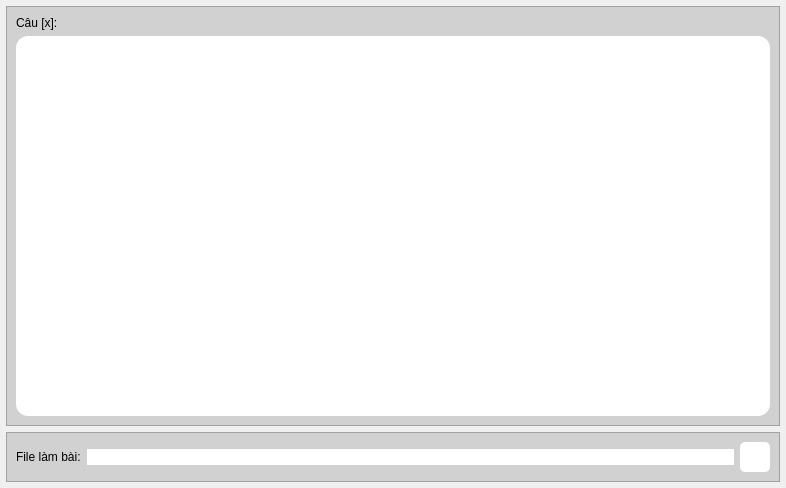
The window that UI_Files/Test_frame.ui (hoangm960/Astraea) describes before a commit, drawn with Qt 5.
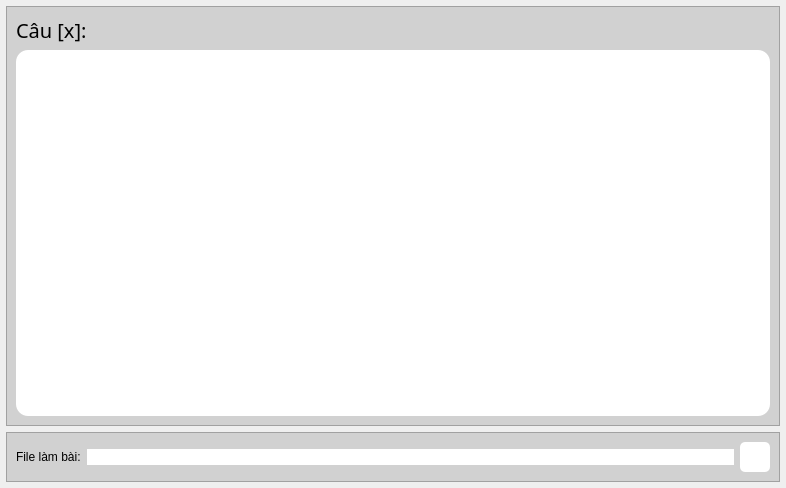
The same window after the commit. Icons and pictures are not drawn.

Diff of the .ui file:
```diff
--- a/UI_Files/Test_frame.ui
+++ b/UI_Files/Test_frame.ui
@@ -25,7 +25,7 @@
   <property name="font">
    <font>
     <family>iCiel Effra</family>
-    <pointsize>14</pointsize>
+    <pointsize>15</pointsize>
     <weight>50</weight>
     <italic>false</italic>
     <bold>false</bold>
@@ -76,6 +76,15 @@
      <layout class="QVBoxLayout" name="verticalLayout_2">
       <item>
        <widget class="QLabel" name="details_label">
+        <property name="font">
+         <font>
+          <family>iCiel Effra</family>
+          <pointsize>15</pointsize>
+          <weight>50</weight>
+          <italic>false</italic>
+          <bold>false</bold>
+         </font>
+        </property>
         <property name="text">
          <string>Câu [x]:</string>
         </property>
```
Left out of the diff: 2 changed lines with no effect on the pictures.
